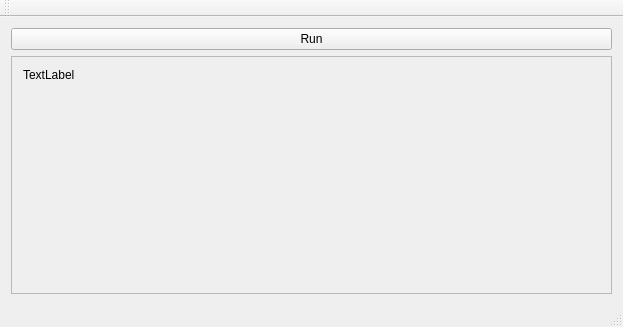
Old version of the form Samples/SubC_sample/Qt5.5/Subc_sample/mainwindow.ui in the repository rozetti/6ITProject.
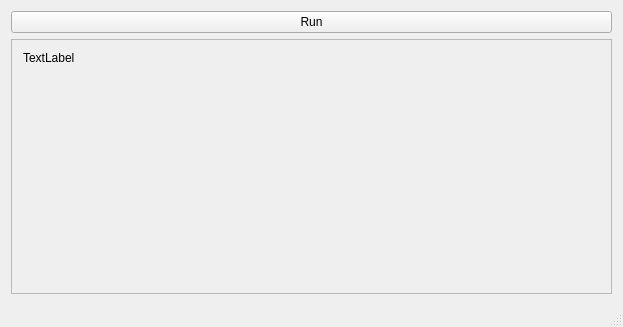
New version of the form. Custom widgets are drawn as their Qt base class.

```diff
--- a/Samples/SubC_sample/Qt5.5/Subc_sample/mainwindow.ui
+++ b/Samples/SubC_sample/Qt5.5/Subc_sample/mainwindow.ui
@@ -24,20 +24,29 @@
     </item>
     <item>
      <widget class="RZQScrollArea" name="scrollArea">
+      <property name="horizontalScrollBarPolicy">
+       <enum>Qt::ScrollBarAlwaysOff</enum>
+      </property>
+      <property name="sizeAdjustPolicy">
+       <enum>QAbstractScrollArea::AdjustToContents</enum>
+      </property>
       <property name="widgetResizable">
        <bool>true</bool>
       </property>
+      <property name="alignment">
+       <set>Qt::AlignLeading|Qt::AlignLeft|Qt::AlignTop</set>
+      </property>
       <widget class="QWidget" name="scrollAreaWidgetContents">
        <property name="geometry">
         <rect>
          <x>0</x>
          <y>0</y>
          <width>599</width>
-         <height>203</height>
+         <height>217</height>
         </rect>
        </property>
        <property name="autoFillBackground">
-        <bool>false</bool>
+        <bool>true</bool>
        </property>
        <layout class="QVBoxLayout" name="verticalLayout_2">
         <item>
@@ -72,14 +81,6 @@
     </rect>
    </property>
   </widget>
-  <widget class="QToolBar" name="mainToolBar">
-   <attribute name="toolBarArea">
-    <enum>TopToolBarArea</enum>
-   </attribute>
-   <attribute name="toolBarBreak">
-    <bool>false</bool>
-   </attribute>
-  </widget>
   <widget class="QStatusBar" name="statusBar"/>
  </widget>
  <layoutdefault spacing="6" margin="11"/>
```
